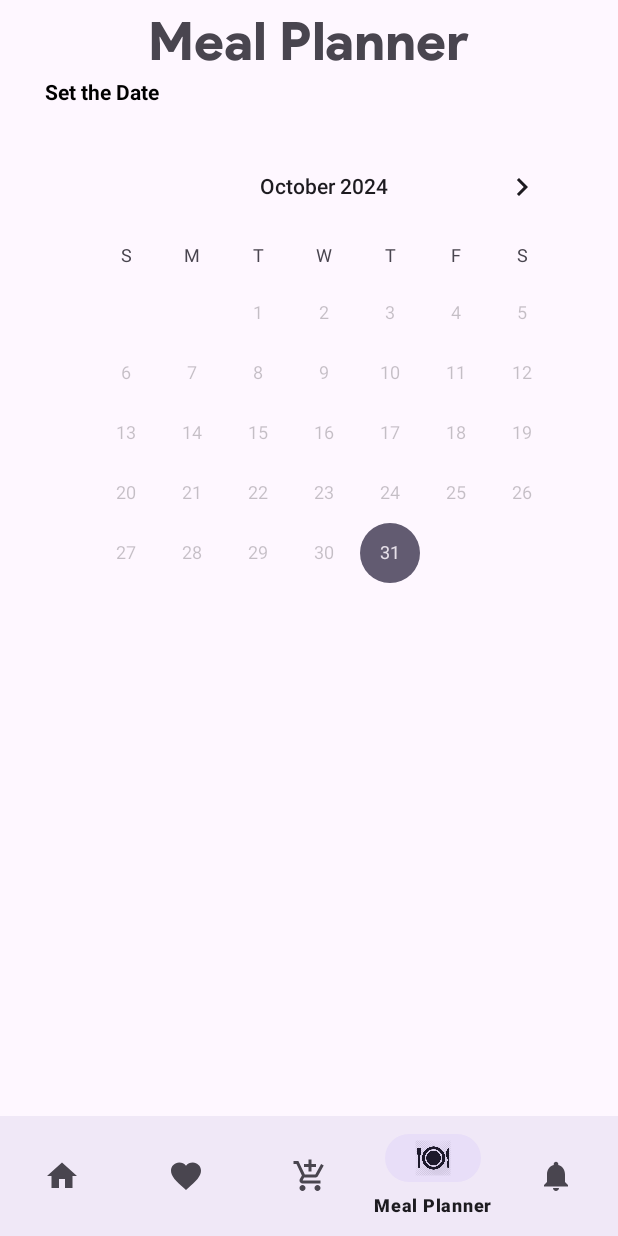
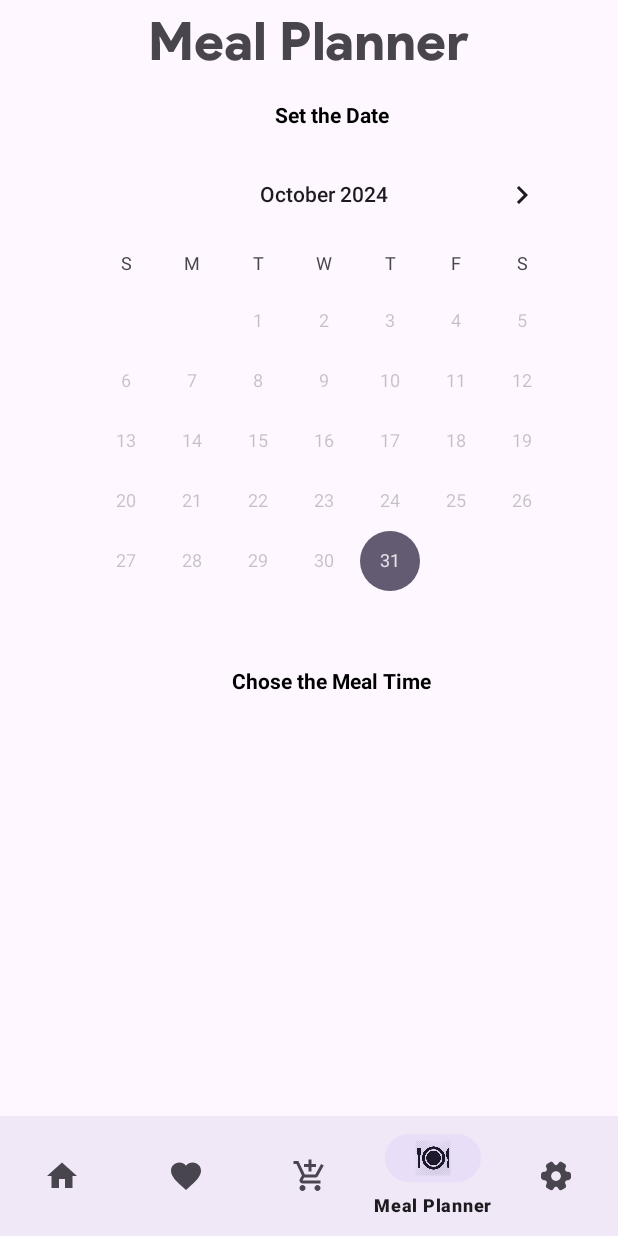
Before and after one commit to 4ASIM/recipefinder, an Android app: the screen it shows after launch once a user with an empty profile is signed in (Dashboard), item 4 of the bottom bar chosen, on a phone screen of 412 x 824 dp. Run offline under Robolectric (Android 15) with nearby library versions, the phone set to English and light mode, and no system bars; our stand-ins replace CircleImageView, Firebase (no records; nobody signed in at launch, a user with empty details on screens opened directly), navigation-ui; pictures from the network do not load; 19 statements that could not run were skipped.

Commit message:
10/31/2024 3 28   80% application donne

```diff
--- a/app/src/main/java/com/example/recipefinder/database/DishDatabase/DishDao.kt
+++ b/app/src/main/java/com/example/recipefinder/database/DishDatabase/DishDao.kt
@@ -29,4 +29,8 @@ interface DishDao {
 
     @Query("SELECT * FROM dishes WHERE id = :dishId")
     suspend fun getDishById(dishId: Long): Recipe?
+
+    @Query("SELECT * FROM dishes WHERE id = :dishId LIMIT 1")
+    suspend fun getDishById(dishId: Int): Recipe?
+
 }
--- a/app/src/main/java/com/example/recipefinder/database/DishDatabase/DishDatabase.kt
+++ b/app/src/main/java/com/example/recipefinder/database/DishDatabase/DishDatabase.kt
@@ -15,7 +15,7 @@ import com.example.recipefinder.database.Shoppinglistitems.ShoppingListItem
 import com.example.recipefinder.database.favorite.SavedDishEntity
 import com.example.recipefinder.database.favorite.SavedDishDao
 
-@Database(entities = [DishEntity::class, IngredientEntity::class, InstructionEntity::class, SavedDishEntity::class, ShoppingListItem::class, MealPlan::class], version = 15)
+@Database(entities = [DishEntity::class, IngredientEntity::class, InstructionEntity::class, SavedDishEntity::class, ShoppingListItem::class, MealPlan::class], version = 16)
 abstract class DishDatabase : RoomDatabase() {
     abstract fun dishDao(): DishDao
     abstract fun ingredientDao(): IngredientDao
--- a/app/src/main/java/com/example/recipefinder/database/MealPlan/MealPlan.kt
+++ b/app/src/main/java/com/example/recipefinder/database/MealPlan/MealPlan.kt
@@ -8,5 +8,7 @@ data class MealPlan(
     @PrimaryKey(autoGenerate = true) val id: Long = 0,
     val date: String,
     val mealTime: String,
-    val dishId: Int
+    val dishId: Int,
+    var dishName: String? = null,
+    var dishImage: String? = null
 )
--- a/app/src/main/java/com/example/recipefinder/ui/MealPlanner/MealPlanner.kt
+++ b/app/src/main/java/com/example/recipefinder/ui/MealPlanner/MealPlanner.kt
@@ -7,6 +7,7 @@ import android.view.ViewGroup
 import android.widget.AdapterView
 import android.widget.ArrayAdapter
 import androidx.fragment.app.Fragment
+import androidx.fragment.app.viewModels
 import androidx.lifecycle.ViewModelProvider
 import androidx.lifecycle.lifecycleScope
 import androidx.recyclerview.widget.LinearLayoutManager
@@ -27,6 +28,7 @@ class MealPlanner : Fragment() {
 
     private lateinit var mealPlannerViewModel: MealPlannerViewModel
     private lateinit var mealPlanAdapter: MealPlanAdapter
+//    private val viewmodel by viewModels<MealPlannerViewModel>()
     private var firstLoad = true
     private var selectedDate: String? = null
 
@@ -35,6 +37,8 @@ class MealPlanner : Fragment() {
         savedInstanceState: Bundle?
     ): View {
         _binding = FragmentMealPlannerBinding.inflate(inflater, container, false)
+
+
 
         val dishDao = DishDatabase.getDatabase(requireContext()).dishDao()
         val ingredientDao = DishDatabase.getDatabase(requireContext()).ingredientDao()
@@ -89,7 +93,6 @@ class MealPlanner : Fragment() {
             "Lunch: 12:00 p.m. - 2:00 p.m.",
             "Afternoon Snack: 3:00 p.m. - 5:00 p.m.",
             "Dinner: 6:00 p.m. - 8:00 p.m.",
-            "Evening Snack or Supper: 8:00 p.m. - 10:00 p.m."
         )
 
         val adapter = ArrayAdapter(requireContext(), android.R.layout.simple_spinner_item, mealTimes)
--- a/app/src/main/java/com/example/recipefinder/ui/home/DishAdapter.kt
+++ b/app/src/main/java/com/example/recipefinder/ui/home/DishAdapter.kt
@@ -51,7 +51,6 @@ class DishAdapter(var listener: ItemClickListener,private val context: Context,
         val dish = filteredDishList[position]
         holder.binding.tvTitle.text = dish.title
         holder.binding.cusine.text = dish.cuisine
-        holder.binding.tvTime.text = dish.maxReadyTime.toString()
         holder.binding.tvTitle.isSelected = true
         Glide.with(holder.itemView.context)
             .load(dish.image)
--- /dev/null
+++ b/app/src/main/res/drawable/setting_2_svgrepo_com.xml
@@ -0,0 +1,4 @@
+<vector android:height="24dp" android:viewportHeight="24"
+    android:viewportWidth="24" android:width="24dp" xmlns:android="http://schemas.android.com/apk/res/android">
+    <path android:fillColor="#000000" android:pathData="M20.1,9.221C18.29,9.221 17.55,7.941 18.45,6.371C18.97,5.461 18.66,4.301 17.75,3.781L16.02,2.791C15.23,2.321 14.21,2.601 13.74,3.391L13.63,3.581C12.73,5.151 11.25,5.151 10.34,3.581L10.23,3.391C9.78,2.601 8.76,2.321 7.97,2.791L6.24,3.781C5.33,4.301 5.02,5.471 5.54,6.381C6.45,7.941 5.71,9.221 3.9,9.221C2.86,9.221 2,10.071 2,11.121V12.881C2,13.921 2.85,14.781 3.9,14.781C5.71,14.781 6.45,16.061 5.54,17.631C5.02,18.541 5.33,19.701 6.24,20.221L7.97,21.211C8.76,21.681 9.78,21.401 10.25,20.611L10.36,20.421C11.26,18.851 12.74,18.851 13.65,20.421L13.76,20.611C14.23,21.401 15.25,21.681 16.04,21.211L17.77,20.221C18.68,19.701 18.99,18.531 18.47,17.631C17.56,16.061 18.3,14.781 20.11,14.781C21.15,14.781 22.01,13.931 22.01,12.881V11.121C22,10.081 21.15,9.221 20.1,9.221ZM12,15.251C10.21,15.251 8.75,13.791 8.75,12.001C8.75,10.211 10.21,8.751 12,8.751C13.79,8.751 15.25,10.211 15.25,12.001C15.25,13.791 13.79,15.251 12,15.251Z"/>
+</vector>
--- a/app/src/main/res/layout/fragment_meal_planner.xml
+++ b/app/src/main/res/layout/fragment_meal_planner.xml
@@ -21,22 +21,34 @@
       app:layout_constraintTop_toBottomOf="@+id/tv_heading"
         android:layout_marginStart="30dp"
         android:text="Set the Date"
+        android:layout_marginTop="15dp"
+        app:layout_constraintEnd_toEndOf="parent"
         app:layout_constraintStart_toStartOf="parent"
         android:textColor="@android:color/background_dark"
         android:textStyle="bold" />
 
-    <!-- CalendarView to select a date -->
     <CalendarView
         android:id="@+id/calendar"
         android:layout_width="wrap_content"
         android:layout_height="wrap_content"
         app:layout_constraintTop_toBottomOf="@+id/date_view"
-        android:layout_marginTop="20dp"
+        android:layout_marginTop="10dp"
         app:layout_constraintStart_toStartOf="parent"
         app:layout_constraintEnd_toEndOf="parent"
         android:layout_marginLeft="19dp" />
 
-    <!-- Spinner for meal times -->
+    <TextView
+        android:id="@+id/tv_spinnerheading"
+        android:layout_width="wrap_content"
+        android:layout_height="wrap_content"
+        android:layout_marginStart="30dp"
+        android:text="Chose the Meal Time"
+        android:layout_marginTop="10dp"
+        app:layout_constraintTop_toBottomOf="@id/calendar"
+        app:layout_constraintEnd_toEndOf="parent"
+        app:layout_constraintStart_toStartOf="parent"
+        android:textColor="@android:color/background_dark"
+        android:textStyle="bold" />
     <Spinner
         android:id="@+id/time_spinner"
         android:layout_width="wrap_content"
@@ -44,7 +56,7 @@
         android:layout_below="@id/calendar"
         app:layout_constraintStart_toStartOf="parent"
         app:layout_constraintEnd_toEndOf="parent"
-        app:layout_constraintTop_toBottomOf="@+id/calendar"
+        app:layout_constraintTop_toBottomOf="@+id/tv_spinnerheading"
         android:layout_marginTop="20dp"
         android:layout_marginLeft="19dp"
         android:visibility="gone" />
--- a/app/src/main/res/layout/item_favourite.xml
+++ b/app/src/main/res/layout/item_favourite.xml
@@ -45,6 +45,7 @@
             android:freezesText="true"
             android:maxLines="1"
             android:singleLine="true"
+            android:textStyle="bold"
             android:text="Title"
             android:textColor="@color/black"
             android:layout_marginEnd="80dp"
--- a/app/src/main/res/menu/bottom_nav_menu.xml
+++ b/app/src/main/res/menu/bottom_nav_menu.xml
@@ -20,7 +20,7 @@
         android:title="@string/title_mealplanner" />
     <item
         android:id="@+id/navigation_setting"
-        android:icon="@drawable/ic_notifications_black_24dp"
+        android:icon="@drawable/setting_2_svgrepo_com"
         android:title="@string/title_notifications" />
 
 </menu>
--- a/app/src/main/res/values/strings.xml
+++ b/app/src/main/res/values/strings.xml
@@ -44,5 +44,7 @@
 
     //mealplanner
     <string name="tv_mealplannertitle">Meal Planner</string>
+    <string name="cousine">cousine</string>
+    <string name="dishname">DishName</string>
 
 </resources>
```
Also changed, not shown: app/src/main/java/com/example/recipefinder/database/DishDatabase/DishRepository.kt (+7 -0 lines), app/src/main/java/com/example/recipefinder/ui/MealPlanner/MealPlanAdapter.kt (+12 -2 lines), app/src/main/java/com/example/recipefinder/ui/MealPlanner/MealPlannerViewModel.kt (+18 -4 lines), app/src/main/res/drawable/setting_svgrepo_com.xml (added, +9 -0 lines), app/src/main/res/layout/homescreen_itemlayout.xml (+6 -39 lines), app/src/main/res/layout/item_mealplanner.xml (+64 -16 lines).
